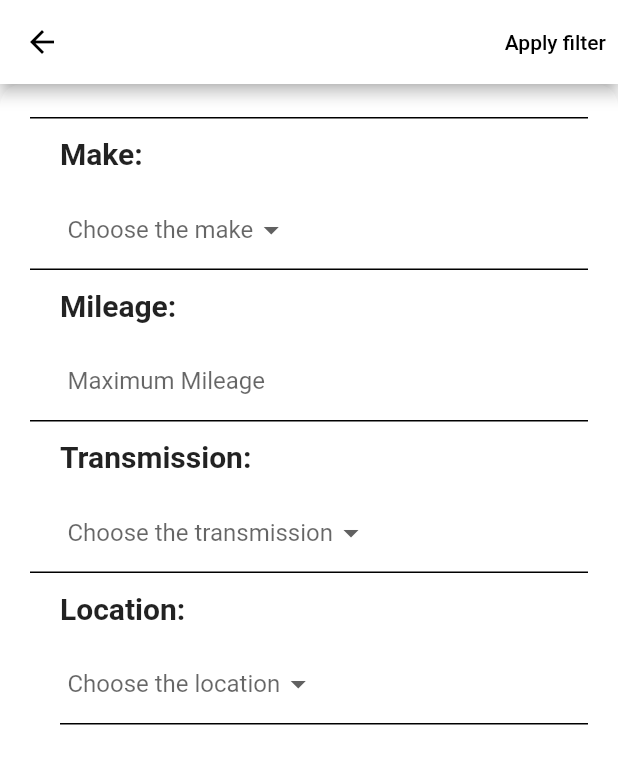
After one commit to Omar0Tarek/MazadCar, a Flutter app: the screen it shows once a user with an empty profile is signed in, after a tap on the "filter alt" icon, on a phone screen of 412 x 824 dp. The commit adds this screen. Shown: the top 764 px of the screen. Run offline on Flutter 3.47's test engine with Material 2 defaults, Android fonts, the phone set to English and light mode, and no system bars; our stand-ins replace cloud_firestore, email_validator, firebase_auth, firebase_core, firebase_storage, google_fonts and 1 more; accounts and stored records are empty.

Commit message:
Filtering functionality (#4)
* add route

* test logic

* fix bug

* filter transmission and location

```diff
--- a/lib/Models/car.dart
+++ b/lib/Models/car.dart
@@ -7,15 +7,15 @@ class Car {
   final String name;
   final String make;
   final String model;
-  final String color;
-  final String year;
+  final String color; //
+  final String year; //
   final int mileage;
   final String transmission;
   final String engine;
 
   // Ad Info
   final String sellerId;
-  final int startPrice;
+  final int startPrice; //
   final Map<String, int> bids;
   final DateTime startDate;
   final DateTime endDate;
--- /dev/null
+++ b/lib/Providers/filter.dart
@@ -0,0 +1,10 @@
+import 'package:flutter/cupertino.dart';
+
+class FilterProvider with ChangeNotifier {
+  Map<String, dynamic> filter = new Map();
+
+  void applyFilter(Map<String, dynamic> appliedFilter) {
+    filter = appliedFilter;
+    notifyListeners();
+  }
+}
--- a/lib/Screens/Common/availableCars.dart
+++ b/lib/Screens/Common/availableCars.dart
@@ -1,7 +1,9 @@
 import 'package:cloud_firestore/cloud_firestore.dart';
 import 'package:flutter/material.dart';
+import 'package:mazadcar/Providers/filter.dart';
 
 import 'package:mazadcar/Screens/Common/carCard.dart';
+import 'package:provider/provider.dart';
 
 import '../../Models/car.dart';
 
@@ -15,6 +17,8 @@ class AvailableCars extends StatefulWidget {
 class _AvailableCarsState extends State<AvailableCars> {
   @override
   Widget build(BuildContext context) {
+    final filterProvider = Provider.of<FilterProvider>(context);
+
     var carInstances = FirebaseFirestore.instance.collection("cars");
     var myStream = carInstances.snapshots();
 
@@ -26,14 +30,43 @@ class _AvailableCarsState extends State<AvailableCars> {
             child: CircularProgressIndicator(),
           );
         }
-        var carList = strSnapshot.data!.docs;
+        var carDocs = strSnapshot.data!.docs;
+        Iterable<Car> carList = carDocs.map(
+            (e) => Car.constructFromFirebase(e.data() as Map, e.reference.id));
+        Iterable<Car> filteredCars;
+        var filter;
+        if (filterProvider.filter.isNotEmpty) {
+          filter = filterProvider.filter;
+          filteredCars = carList;
+
+          if (filter['make'] != null && filter['make'].toString() != 'All') {
+            filteredCars = filteredCars
+                .where((car) => (filter['make'] == car.make.toLowerCase()));
+          }
+          if (filter['location'] != null &&
+              filter['location'].toString() != 'All') {
+            filteredCars = filteredCars.where(
+                (car) => (filter['location'] == car.location.toLowerCase()));
+          }
+          if (filter['maxMileage'] != null) {
+            filteredCars = filteredCars
+                .where((car) => (filter['maxMileage'] >= car.mileage));
+          }
+          if (filter['transmission'] != null &&
+              filter['transmission'].toString() != 'All') {
+            filteredCars = filteredCars.where((car) =>
+                (filter['transmission'].toString().toLowerCase() ==
+                    car.transmission.toLowerCase()));
+          }
+        } else {
+          filteredCars = carList;
+        }
         return ListView.builder(
           itemBuilder: (itemCtx, index) {
-            Car car = Car.constructFromFirebase(
-                carList[index].data() as Map, carList[index].reference.id);
+            Car car = filteredCars.elementAt(index);
             return CarCard(car: car);
           },
-          itemCount: carList.length,
+          itemCount: filteredCars.length,
         );
       },
     );
--- /dev/null
+++ b/lib/Screens/Common/filterScreen.dart
@@ -0,0 +1,417 @@
+import 'package:firebase_auth/firebase_auth.dart';
+import 'package:flutter/cupertino.dart';
+import 'package:cloud_firestore/cloud_firestore.dart';
+
+import 'package:flutter/material.dart';
+import 'package:flutter/services.dart';
+import 'package:mazadcar/Models/car.dart';
+import 'package:mazadcar/Providers/filter.dart';
+import 'package:mazadcar/Screens/Auth/AuthPage.dart';
+import 'package:mazadcar/Screens/Common/carCard.dart';
+import 'package:provider/provider.dart';
+
+class FilterScreen extends StatefulWidget {
+  const FilterScreen({super.key});
+  @override
+  State<FilterScreen> createState() => _FilterScreenState();
+}
+
+class _FilterScreenState extends State<FilterScreen> {
+  var appliedMake;
+  var appliedTransmission;
+  var appliedMileage;
+  var appliedLocation;
+  var map;
+  Set<String> make = {};
+  Set<String> location = {};
+  Set<String> year = {};
+  Map<String, dynamic> appliedFilter = new Map();
+  @override
+  void initState() {
+    super.initState();
+  }
+
+  @override
+  Widget build(BuildContext context) {
+    var mileageController = TextEditingController();
+
+    final filterProvider = Provider.of<FilterProvider>(context);
+    var carInstances = FirebaseFirestore.instance.collection("cars");
+    var myStream = carInstances.snapshots();
+    var filter = filterProvider.filter;
+    if (filter['make'] != null && (appliedFilter['make'] == null)) {
+      appliedMake = filter['make'];
+      appliedFilter['make'] = filter['make'];
+    }
+    if (filter['transmission'] != null &&
+        (appliedFilter['transmission'] == null)) {
+      appliedTransmission = filter['transmission'];
+      appliedFilter['transmission'] = filter['transmission'];
+    }
+    if (filter['location'] != null && (appliedFilter['location'] == null)) {
+      appliedLocation = filter['location'];
+      appliedFilter['location'] = filter['location'];
+    }
+    if (filter['maxMileage'] != null) {
+      appliedMileage = filter['maxMileage'].toString();
+      appliedFilter['maxMileage'] = filter['maxMileage'];
+      mileageController.text = appliedMileage;
+      //mileageController.value = appliedMileage;
+    }
+    return StreamBuilder<QuerySnapshot>(
+      stream: myStream,
+      builder: (ctx, strSnapshot) {
+        if (strSnapshot.connectionState == ConnectionState.waiting) {
+          return const Center(
+            child: CircularProgressIndicator(),
+          );
+        }
+        var carList = strSnapshot.data!.docs;
+
+        carList.forEach((element) => {
+              map = element.data() as Map,
+              make.add(map['make'].toString().toLowerCase()),
+              location.add(
+                map['location'].toString().toLowerCase(),
+              )
+            });
+
+        make.add('All');
+        location.add('All');
+
+        return Scaffold(
+            appBar: AppBar(
+              iconTheme: IconThemeData(color: Colors.black),
+              actions: [
+                TextButton(
+                  onPressed: (() {
+                    filterProvider.applyFilter(appliedFilter);
+                    Navigator.of(context).pushNamed('/');
+                  }),
+                  child: Text(
+                    'Apply filter',
+                    style: TextStyle(color: Colors.black),
+                  ),
+                )
+              ],
+              backgroundColor: Colors.white,
+            ),
+            body: InkWell(
+                onTap: null,
+                child: Container(
+                  decoration: const BoxDecoration(
+                    color: Colors.white,
+                    borderRadius: BorderRadius.all(Radius.circular(15)),
+                    boxShadow: null,
+                  ),
+                  padding: const EdgeInsets.all(20),
+                  child: Column(
+                    children: [
+                      Divider(
+                        color: Colors.black,
+                        height: 5,
+                        thickness: 1,
+                      ),
+                      Row(
+                        mainAxisSize: MainAxisSize.min,
+                        children: [
+                          SizedBox(
+                            width: 20,
+                          ),
+                          Expanded(
+                            child: Column(
+                              mainAxisSize: MainAxisSize.max,
+                              children: [
+                                SizedBox(
+                                  height: 10,
+                                ),
+                                Row(
+                                  mainAxisAlignment:
+                                      MainAxisAlignment.spaceBetween,
+                                  children: [
+                                    Expanded(
+                                      child: Text(
+                                        'Make:',
+                                        overflow: TextOverflow.fade,
+                                        style: const TextStyle(
+                                          fontSize: 20,
+                                          fontWeight: FontWeight.w700,
+                                        ),
+                                      ),
+                                    ),
+                                  ],
+                                ),
+                                SizedBox(
+                                  height: 15,
+                                ),
+                                Row(
+                                  mainAxisSize: MainAxisSize.max,
+                                  children: [
+                                    SizedBox(
+                                      width: 5,
+                                    ),
+                                    Expanded(
+                                      child: DropdownButton(
+                                        underline: Container(
+                                          color: Colors.white,
+                                        ),
+                                        hint: Text('Choose the make'),
+                                        items: make
+                                            .map<DropdownMenuItem<String>>(
+                                                (String value) {
+                                          return DropdownMenuItem<String>(
+                                            value: value,
+                                            child: Text(value),
+                                          );
+                                        }).toList(),
+                                        onChanged: ((value) => setState(() {
+                                              appliedMake = value;
+                                              appliedFilter['make'] = value;
+                                            })),
+                                        value: appliedMake,
+                                      ),
+                                    ),
+                                  ],
+                                ),
+                              ],
+                            ),
+                          )
+                        ],
+                      ),
+                      Divider(
+                        color: Colors.black,
+                        height: 5,
+                        thickness: 1,
+                      ),
+                      Row(
+                        mainAxisSize: MainAxisSize.min,
+                        children: [
+                          SizedBox(
+                            width: 20,
+                          ),
+                          Expanded(
+                            child: Column(
+                              mainAxisSize: MainAxisSize.max,
+                              children: [
+                                SizedBox(
+                                  height: 10,
+                                ),
+                                Row(
+                                  mainAxisAlignment:
+                                      MainAxisAlignment.spaceBetween,
+                                  children: [
+                                    Expanded(
+                                      child: Text(
+                                        'Mileage:',
+                                        overflow: TextOverflow.fade,
+                                        style: const TextStyle(
+                                          fontSize: 20,
+                                          fontWeight: FontWeight.w700,
+                                        ),
+                                      ),
+                                    ),
+                                  ],
+                                ),
+                                SizedBox(
+                                  height: 15,
+                                ),
+                                Row(
+                                  mainAxisSize: MainAxisSize.max,
+                                  children: [
+                                    Column(
+                                      children: [],
+                                    ),
+                                    SizedBox(
+                                      width: 5,
+                                    ),
+                                    Expanded(
+                                        child: TextFormField(
+                                      onChanged: (value) => {
+                                        if (value.isNotEmpty)
+                                          {
+                                            appliedFilter['maxMileage'] =
+                                                int.parse(value)
+                                          }
+                                        else
+                                          appliedFilter['maxMileage'] = null
+                                      },
+                                      controller: mileageController,
+                                      cursorColor: Colors.black,
+                                      //controller: emailController,
+                                      decoration: const InputDecoration(
+                                          border: InputBorder.none,
+                                          //labelText: 'Maximum Mileage',
+                                          hintText: 'Maximum Mileage'),
+                                      keyboardType: TextInputType.number,
+                                      inputFormatters: <TextInputFormatter>[
+                                        FilteringTextInputFormatter.digitsOnly
+                                      ], // Only numbers can be entered
+                                    )),
+                                  ],
+                                ),
+                              ],
+                            ),
+                          )
+                        ],
+                      ),
+                      Divider(
+                        color: Colors.black,
+                        height: 5,
+                        thickness: 1,
+                      ),
+                      Row(
+                        mainAxisSize: MainAxisSize.min,
+                        children: [
+                          SizedBox(
+                            width: 20,
+                          ),
+                          Expanded(
+                            child: Column(
+                              mainAxisSize: MainAxisSize.max,
+                              children: [
+                                SizedBox(
+                                  height: 10,
+                                ),
+                                Row(
+                                  mainAxisAlignment:
+                                      MainAxisAlignment.spaceBetween,
+                                  children: [
+                                    Expanded(
+                                      child: Text(
+                                        'Transmission:',
+                                        overflow: TextOverflow.fade,
+                                        style: const TextStyle(
+                                          fontSize: 20,
+                                          fontWeight: FontWeight.w700,
+                                        ),
+                                      ),
+                                    ),
+                                  ],
+                                ),
+                                SizedBox(
+                                  height: 15,
+                                ),
+                                Row(
+                                  mainAxisSize: MainAxisSize.max,
+                                  children: [
+                                    SizedBox(
+                                      width: 5,
+                                    ),
+                                    Expanded(
+                                      child: DropdownButton(
+                                        underline: Container(
+                                          color: Colors.white,
+                                        ),
+                                        hint: Text('Choose the transmission'),
+                                        items: [
+                                          DropdownMenuItem<String>(
+                                            value: 'Manual',
+                                            child: Text('Manual'),
+                                          ),
+                                          DropdownMenuItem<String>(
+                                            value: 'Automatic',
+                                            child: Text('Automatic'),
+                                          ),
+                                          DropdownMenuItem<String>(
+                                            value: 'All',
+                                            child: Text('All'),
+                                          )
+                                        ],
+                                        onChanged: ((value) => setState(() {
+                                              appliedFilter['transmission'] =
+                                                  value;
+                                              appliedTransmission = value;
+                                            })),
+                                        value: appliedTransmission,
+                                      ),
+                                    ),
+                                  ],
+                                ),
+                              ],
+                            ),
+                          )
+                        ],
+                      ),
+                      Divider(
+                        color: Colors.black,
+                        height: 5,
+                        thickness: 1,
+                      ),
+                      Row(
+                        mainAxisSize: MainAxisSize.min,
+                        children: [
+                          SizedBox(
+                            width: 20,
+                          ),
+                          Expanded(
+                            child: Column(
+                              mainAxisSize: MainAxisSize.max,
+                              children: [
+                                SizedBox(
+                                  height: 10,
+                                ),
+                                Row(
+                                  mainAxisAlignment:
+                                      MainAxisAlignment.spaceBetween,
+                                  children: [
+                                    Expanded(
+                                      child: Text(
+                                        'Location:',
+                                        overflow: TextOverflow.fade,
+                                        style: const TextStyle(
+                                          fontSize: 20,
+                                          fontWeight: FontWeight.w700,
+                                        ),
+                                      ),
+                                    ),
+                                  ],
+                                ),
+                                SizedBox(
+                                  height: 15,
+                                ),
+                                Row(
+                                  mainAxisSize: MainAxisSize.max,
+                                  children: [
+                                    SizedBox(
+                                      width: 5,
+                                    ),
+                                    Expanded(
+                                      child: DropdownButton(
+                                        underline: Container(
+                                          color: Colors.white,
+                                        ),
+                                        hint: Text('Choose the location'),
+                                        items: location
+                                            .map<DropdownMenuItem<String>>(
+                                                (String value) {
+                                          return DropdownMenuItem<String>(
+                                            value: value,
+                                            child: Text(value),
+                                          );
+                                        }).toList(),
+                                        onChanged: ((value) => setState(() {
+                                              appliedLocation = value;
+                                              appliedFilter['location'] = value;
+                                            })),
+                                        value: appliedLocation,
+                                      ),
+                                    ),
+                                  ],
+                                ),
+                                Divider(
+                                  color: Colors.black,
+                                  height: 5,
+                                  thickness: 1,
+                                ),
+                              ],
+                            ),
+                          )
+                        ],
+                      ),
+                    ],
+                  ),
+                )));
+      },
+    );
+  }
+}
--- a/lib/Screens/tabControllerScreen.dart
+++ b/lib/Screens/tabControllerScreen.dart
@@ -43,6 +43,15 @@ class _TabControllerScreenState extends State<TabControllerScreen> {
       appBar: AppBar(
         iconTheme: IconThemeData(color: Colors.black),
         actions: [
+          IconButton(
+            onPressed: () {
+              Navigator.of(context).pushNamed('/filterCars');
+            },
+            icon: Icon(
+              Icons.filter_alt,
+              color: Colors.black,
+            ),
+          ),
           IconButton(
             onPressed: () {
               Navigator.of(context).pushNamed('/profile');
--- a/lib/main.dart
+++ b/lib/main.dart
@@ -1,7 +1,9 @@
 import 'package:firebase_auth/firebase_auth.dart';
 import 'package:flutter/material.dart';
 import "package:firebase_core/firebase_core.dart";
+import 'package:mazadcar/Providers/filter.dart';
 import 'package:mazadcar/Screens/Auth/Utils.dart';
+import 'package:mazadcar/Screens/Common/filterScreen.dart';
 import 'package:mazadcar/Screens/Common/profile.dart';
 import 'package:mazadcar/Screens/Seller/addCarImage.dart';
 import 'package:mazadcar/Screens/tabControllerScreen.dart';
@@ -24,7 +26,9 @@ class MyApp extends StatelessWidget {
   // This widget is the root of your application.
   @override
   Widget build(BuildContext context) {
-    return MaterialApp(
+    return ChangeNotifierProvider(
+        create: (ctx) => FilterProvider(),
+        child: MaterialApp(
           navigatorKey: navigatorKey,
           scaffoldMessengerKey: Utils.messengerKey,
           title: 'MazadCar',
@@ -33,14 +37,15 @@ class MyApp extends StatelessWidget {
           ),
           initialRoute: '/',
           routes: {
-        '/': (dummyctx) => MyHomePage(
+            '/': (ctx) => MyHomePage(
                   title: 'Flutter Demo Home Page',
                 ),
-        '/addCarImage': (dummyctx) => addCarImages(),
-        '/profile': (dummyctx) => Profile(),
-        '/forgotPassword': (dummyctx) => ForgotPassword(),
+            '/addCarImage': (ctx) => addCarImages(),
+            '/profile': (ctx) => Profile(),
+            '/forgotPassword': (ctx) => ForgotPassword(),
+            '/filterCars': (ctx) => FilterScreen(),
           },
-    );
+        ));
   }
 }
 
```
Lines whose indentation alone changed are shown as unchanged.
